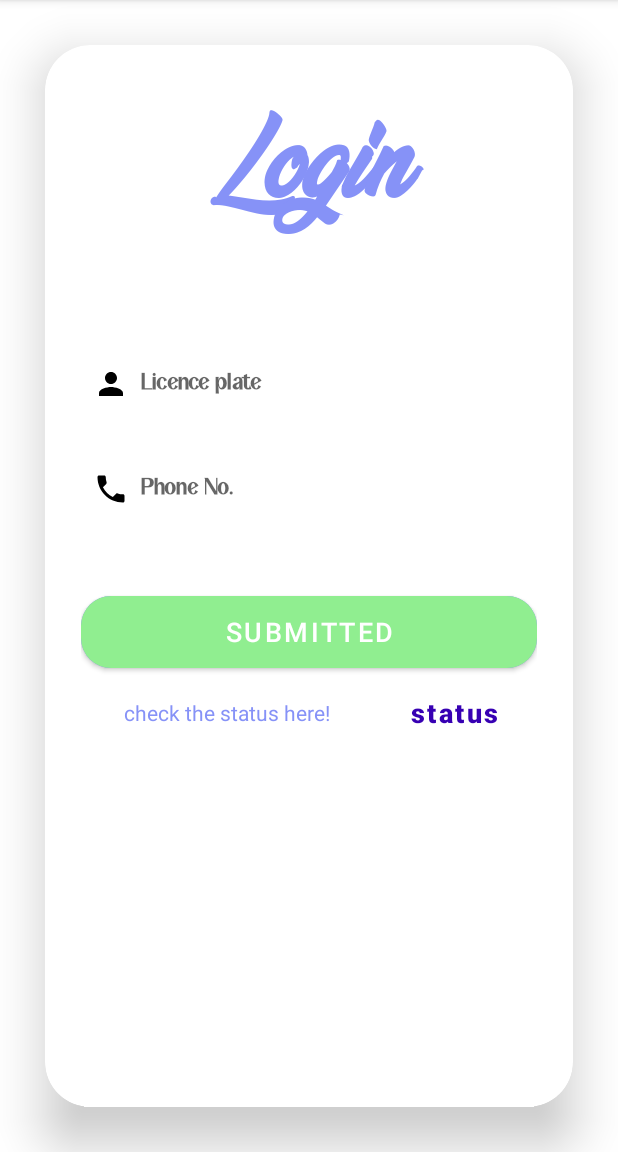
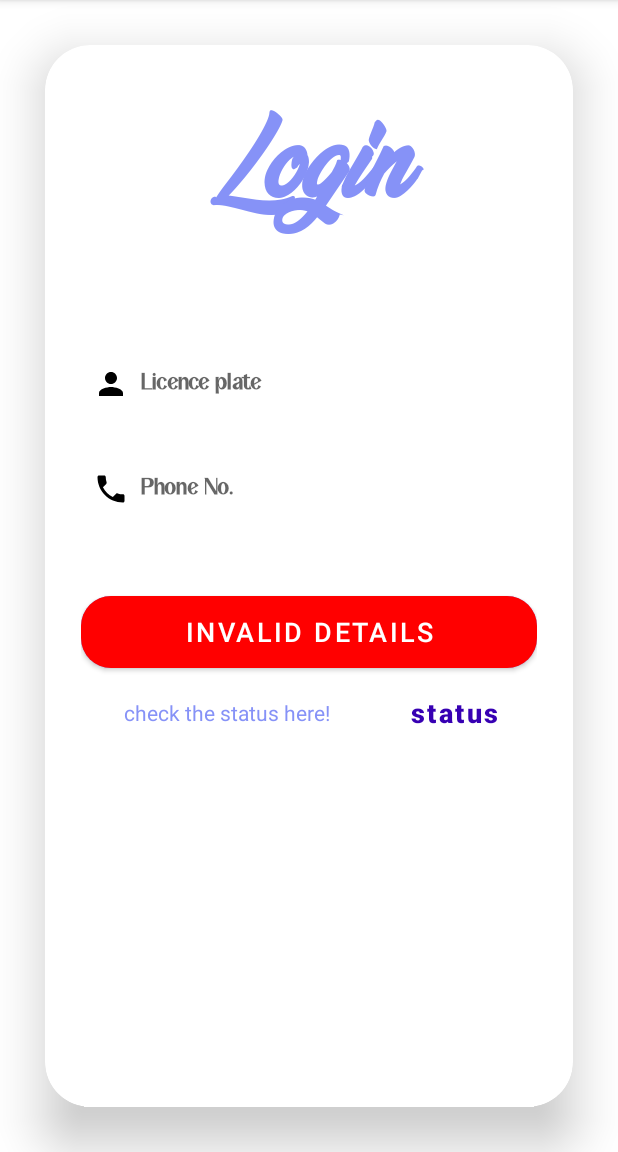
Before and after one commit to cameramonit/SmartParkingApp2, an Android app: the screen it shows after launch (MainActivity), after a tap on "SUBMIT", on a phone screen of 412 x 824 dp, the part 84-1236 px from its top. Run offline under Robolectric (Android 15) with nearby library versions, the phone set to English and light mode, and no system bars; our stand-ins replace Firebase (no records; nobody signed in at launch, a user with empty details on screens opened directly).

```diff
--- a/app/src/main/java/com/example/smartparkingsystem/MainActivity.java
+++ b/app/src/main/java/com/example/smartparkingsystem/MainActivity.java
@@ -1,17 +1,28 @@
 package com.example.smartparkingsystem;
+
+import static com.example.smartparkingsystem.Help.convertHoursToMinutes;
 
 import android.content.Intent;
 import android.os.Bundle;
+import android.text.InputFilter;
+import android.util.Log;
 import android.view.View;
 import android.widget.Button;
 import android.widget.EditText;
 import android.widget.TextView;
 
+import androidx.annotation.NonNull;
 import androidx.annotation.Nullable;
 import androidx.appcompat.app.AppCompatActivity;
 
+import com.google.android.gms.tasks.OnCompleteListener;
+import com.google.android.gms.tasks.Task;
+import com.google.firebase.database.DataSnapshot;
 import com.google.firebase.database.DatabaseReference;
 import com.google.firebase.database.FirebaseDatabase;
+
+import java.util.Calendar;
+import java.util.Date;
 
 
 public class MainActivity extends AppCompatActivity {
@@ -28,6 +39,7 @@ public class MainActivity extends AppCompatActivity {
         setContentView(R.layout.activity_main);
         //Identification of input boxes
         L_plate = findViewById(R.id.entered_plate);
+        L_plate.setFilters(new InputFilter[]{new InputFilter.AllCaps()});
         mno = findViewById(R.id.Phoneno);
 
         //Identification of buttons
@@ -45,14 +57,34 @@ public class MainActivity extends AppCompatActivity {
             @Override
             public void onClick(View v) {
 
+
                 //setting value into: "User"->L_plate(variable)->"Mobile number"->(value to be entered which is stored in 'mno')
                 myRef.child(L_plate.getText().toString()).child("Mobile number").setValue(mno.getText().toString());
 
                 //setting value into: "User"->L_plate(variable)->"Plate"->(value to be entered which is stored in 'L_plate')
                 myRef.child(L_plate.getText().toString()).child("Plate").setValue(L_plate.getText().toString());
+                myRef.child(L_plate.getText().toString()).child("Entry Time").get().addOnCompleteListener(new OnCompleteListener<DataSnapshot>() {
+                    @Override
+                    public void onComplete(@NonNull Task<DataSnapshot> task) {
+                        if (!task.isSuccessful()) {
+                            Log.e("firebase", "Error getting data", task.getException());
+                        }
+                        else {
+                            Log.d("firebase", String.valueOf(task.getResult().getValue()));
+                            if(String.valueOf(task.getResult().getValue())=="null"){
+                                submit.setText("Invalid Details");
+                                submit.setBackgroundColor(getResources().getColor(R.color.red));
+                                myRef.child(L_plate.getText().toString()).removeValue();
+                            }
+                            else{
+                                submit.setText("Submitted");
+                                submit.setBackgroundColor(getResources().getColor(R.color.green));
+                            }
 
-                submit.setText("Submitted");
-                submit.setBackgroundColor(getResources().getColor(R.color.green));
+
+                        }
+                    }
+                });
 
             }
         });
--- a/app/src/main/res/values/colors.xml
+++ b/app/src/main/res/values/colors.xml
@@ -9,4 +9,6 @@
     <color name="white">#FFFFFFFF</color>
     <color name="purple">#8692f7</color>
     <color name="green">#90EE90</color>
+    <color name="red">#FF0000</color>
+
 </resources>
```
Also changed, not shown: app/src/main/java/com/example/smartparkingsystem/MainActivity2.java (+20 -19 lines).
